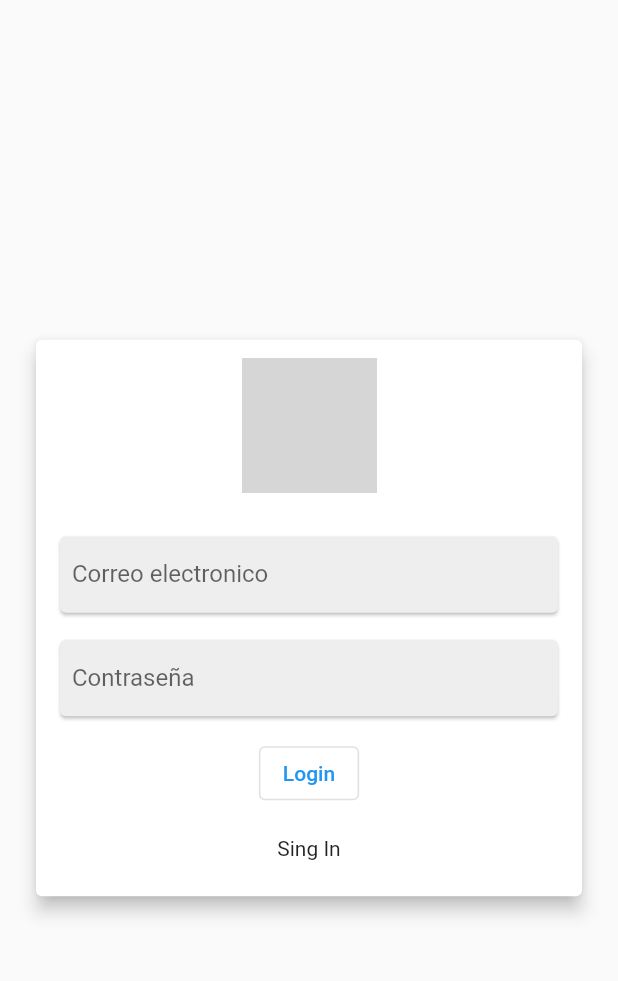
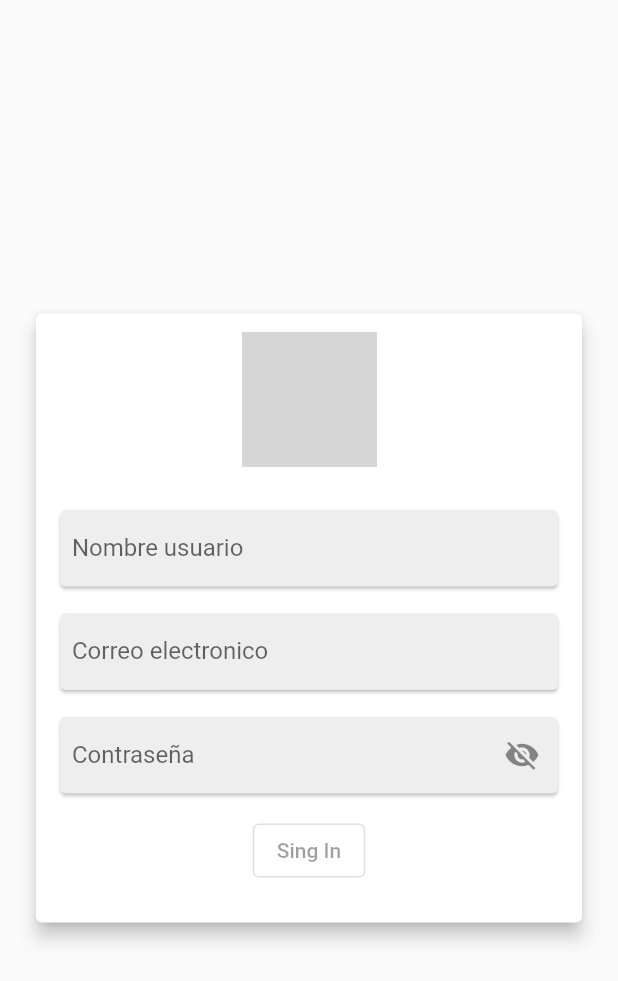
Before and after one commit to IvanZeroi96/FakeStore, a Flutter app: the screen it shows after launch, after a tap on "Sing In", on a phone screen of 412 x 824 dp. Shown: the top 981 px of the screen. Run offline on Flutter 3.47's test engine with Material 2 defaults, Android fonts, the phone set to English and light mode, and no system bars; our stand-ins replace get, shared_preferences; network calls fail; grey boxes are pictures that could not be loaded.

Commit message:
Login page

```diff
--- a/lib/controller/login/login_controller.dart
+++ b/lib/controller/login/login_controller.dart
@@ -1,6 +1,39 @@
 
+import 'package:flutter/material.dart';
 import 'package:get/get.dart';
 
 class LoginController extends GetxController{
 
+  final bool _isCompleteForm = false;
+  final GlobalKey<FormState> _formKey = GlobalKey<FormState>();
+  final TextEditingController _controllerEmail = TextEditingController();
+  final TextEditingController _controllerPass = TextEditingController();
+
+  bool get isCompleteForm => _isCompleteForm;
+  GlobalKey<FormState> get formKey => _formKey;
+  TextEditingController get controllerEmail => _controllerEmail;
+  TextEditingController get controllerPass => _controllerPass;
+
+  @override
+  void onInit() {
+    // TODO: implement onInit
+    super.onInit();
+  }
+
+  @override
+  void onReady() {
+    // TODO: implement onReady
+    super.onReady();
+  }
+
+  @override
+  void onClose() {
+    // TODO: implement onClose
+    super.onClose();
+  }
+
+
+  void goToSingIn(){
+    Get.toNamed('/singin');
+  }
 }
--- a/lib/controller/sing_in/singin_controller.dart
+++ b/lib/controller/sing_in/singin_controller.dart
@@ -1,6 +1,90 @@
-
+import 'package:flutter/cupertino.dart';
 import 'package:get/get.dart';
 
-class SingInController extends GetxController{
+class SingInController extends GetxController {
 
+  bool _isCompleteForm = false;
+  bool _isVisibilityPass = false;
+  final GlobalKey<FormState> _formKey = GlobalKey<FormState>();
+  final TextEditingController _controllerName = TextEditingController();
+  final TextEditingController _controllerEmail = TextEditingController();
+  final TextEditingController _controllerPass = TextEditingController();
+
+  bool get isCompleteForm => _isCompleteForm;
+  bool get isVisibilityPass => _isVisibilityPass;
+  GlobalKey<FormState> get formKey => _formKey;
+  TextEditingController get controllerName => _controllerName;
+  TextEditingController get controllerEmail => _controllerEmail;
+  TextEditingController get controllerPass => _controllerPass;
+
+  @override
+  void onInit() {
+    // TODO: implement onInit
+    super.onInit();
+  }
+
+  @override
+  void onReady() {
+    // TODO: implement onReady
+    super.onReady();
+  }
+
+  @override
+  void onClose() {
+    // TODO: implement onClose
+    super.onClose();
+  }
+
+  void changePasswordVisibility() {
+    _isVisibilityPass = !_isVisibilityPass;
+    update(['Password']);
+  }
+
+  String? validateUserName(String? value) {
+    if (value!.trim().isEmpty) {
+      return "Ingresa tu usuario.";
+    } else if (!GetUtils.isUsername(value)) {
+      return "Ingresa un usuario válido.";
+    }
+    return null;
+  }
+
+  String? validateEmail(String? value) {
+    if (value!.trim().isEmpty) {
+      return "Ingresa tu email.";
+    } else if (!GetUtils.isEmail(value)) {
+      return "Ingresa un email válido.";
+    }
+    return null;
+  }
+
+  String? validatePass(String? value) {
+    if (value!.trim().isEmpty) {
+      return "Ingresa tu contraseña.";
+    }
+    if (value.trim().length < 8) {
+      return "Tu contraseña debe tener al menos 8 digitos.";
+    }
+    return null;
+  }
+
+  void onChangeUserName(String? value) {
+    _validateBtnContinuar();
+  }
+  void onChangeEmail(String? value) {
+    _validateBtnContinuar();
+  }
+
+  void onChangePass(String? value) {
+    _validateBtnContinuar();
+  }
+
+  void _validateBtnContinuar(){
+    if(_formKey.currentState!.validate()){
+      _isCompleteForm = true;
+    }else{
+      _isCompleteForm = false;
+    }
+    update(['BtnRegister']);
+  }
 }
--- a/lib/view/login/login_page.dart
+++ b/lib/view/login/login_page.dart
@@ -38,7 +38,7 @@ class LoginPage extends StatelessWidget {
                           color: Colors.grey.shade200,
                           child: TextFormField(
                             cursorColor: Colors.black,
-                            decoration: _decorationText(),
+                            decoration: _decorationEmail(),
                           ),
                         ),
                         const SizedBox(
@@ -58,14 +58,14 @@ class LoginPage extends StatelessWidget {
                           height: 10,
                         ),
                         OutlinedButton(
-                          onPressed: () {},
+                          onPressed: _.isCompleteForm ? () {} : null,
                           child: Text(Localizationes.of(context)!.login),
                         ),
                         const SizedBox(
                           height: 18,
                         ),
                         InkWell(
-                          onTap: () {},
+                          onTap: () => _.goToSingIn(),
                           child: Text(
                             Localizationes.of(context)!.singIn,
                           ),
@@ -85,7 +85,7 @@ class LoginPage extends StatelessWidget {
     );
   }
 
-  InputDecoration _decorationText(){
+  InputDecoration _decorationEmail(){
     return const InputDecoration(
       labelText: 'Correo electronico',
       contentPadding: EdgeInsets.symmetric(
--- a/lib/view/sing_in/singin_page.dart
+++ b/lib/view/sing_in/singin_page.dart
@@ -1,5 +1,7 @@
 
 import 'package:fakestore/controller/sing_in/singin_controller.dart';
+import 'package:fakestore/model/l10n/l10n.dart';
+import 'package:fakestore/model/utils.dart';
 import 'package:flutter/material.dart';
 import 'package:get/get.dart';
 
@@ -12,9 +14,155 @@ class SingInPage extends StatelessWidget{
       init: SingInController(),
       builder: (_){
         return Scaffold(
-
+          body: Center(
+            child: SingleChildScrollView(
+              child: Padding(
+                padding: const EdgeInsets.all(20.0),
+                child: Form(
+                  autovalidateMode: AutovalidateMode.onUserInteraction,
+                  key: _.formKey,
+                  child: Card(
+                    elevation: 5,
+                    child: Padding(
+                      padding: const EdgeInsets.all(12.0),
+                      child: Column(
+                        children: [
+                          Image.network(
+                            Utils().imageLogo,
+                            width: 90,
+                            height: 90,
+                          ),
+                          const SizedBox(
+                            height: 25,
+                          ),
+                          Card(
+                            shape: RoundedRectangleBorder(
+                              borderRadius: BorderRadius.circular(4.0),
+                            ),
+                            color: Colors.grey.shade200,
+                            child: TextFormField(
+                              keyboardType: TextInputType.text,
+                              validator: _.validateUserName,
+                              onChanged: _.onChangeUserName,
+                              cursorColor: Colors.black,
+                              decoration: _decorationName(),
+                            ),
+                          ),
+                          const SizedBox(
+                            height: 10,
+                          ),
+                          Card(
+                            shape: RoundedRectangleBorder(
+                              borderRadius: BorderRadius.circular(4.0),
+                            ),
+                            color: Colors.grey.shade200,
+                            child: TextFormField(
+                              keyboardType: TextInputType.emailAddress,
+                              validator: _.validateEmail,
+                              onChanged: _.onChangeEmail,
+                              cursorColor: Colors.black,
+                              decoration: _decorationEmail(),
+                            ),
+                          ),
+                          const SizedBox(
+                            height: 10,
+                          ),
+                          Card(
+                            shape: RoundedRectangleBorder(
+                              borderRadius: BorderRadius.circular(4.0),
+                            ),
+                            color: Colors.grey.shade200,
+                            child: GetBuilder<SingInController>(
+                              id: 'Password',
+                              builder: (context) {
+                                return TextFormField(
+                                  keyboardType: TextInputType.text,
+                                  validator: _.validatePass,
+                                  onChanged: _.onChangePass,
+                                  obscureText: !_.isVisibilityPass,
+                                  cursorColor: Colors.black,
+                                  decoration: _decorationPass(_),
+                                );
+                              }
+                            ),
+                          ),
+                          const SizedBox(
+                            height: 10,
+                          ),
+                          GetBuilder<SingInController>(
+                            id: 'BtnRegister',
+                            builder: (_) {
+                              return OutlinedButton(
+                                onPressed: _.isCompleteForm ? () {} : null,
+                                child: Text(Localizationes.of(context)!.singIn),
+                              );
+                            }
+                          ),
+                          const SizedBox(
+                            height: 12,
+                          ),
+                        ],
+                      ),
+                    ),
+                  ),
+                ),
+              ),
+            ),
+          ),
         );
       },
     );
   }
+
+  InputDecoration _decorationName(){
+    return const InputDecoration(
+      labelText: 'Nombre usuario',
+      contentPadding: EdgeInsets.symmetric(
+        vertical: 8, horizontal: 8,),
+      isDense: false,
+      border: InputBorder.none,
+      disabledBorder: InputBorder.none,
+      enabledBorder: InputBorder.none,
+      focusedBorder: InputBorder.none,
+      errorBorder: InputBorder.none,
+      focusedErrorBorder: InputBorder.none,
+      counterText: '',
+    );
+  }
+
+  InputDecoration _decorationEmail(){
+    return const InputDecoration(
+      labelText: 'Correo electronico',
+      contentPadding: EdgeInsets.symmetric(
+        vertical: 8, horizontal: 8,),
+      isDense: false,
+      border: InputBorder.none,
+      disabledBorder: InputBorder.none,
+      enabledBorder: InputBorder.none,
+      focusedBorder: InputBorder.none,
+      errorBorder: InputBorder.none,
+      focusedErrorBorder: InputBorder.none,
+      counterText: '',
+    );
+  }
+
+  InputDecoration _decorationPass(SingInController _){
+    return InputDecoration(
+      contentPadding: const EdgeInsets.symmetric(
+        vertical: 8, horizontal: 8,),
+      labelText: 'Contraseña',
+      isDense: false,
+      suffixIcon: IconButton(
+          icon: !_.isVisibilityPass ? const Icon(Icons.visibility_off) : const Icon(Icons.visibility),
+          onPressed: _.changePasswordVisibility,
+      ),
+      border: InputBorder.none,
+      disabledBorder: InputBorder.none,
+      enabledBorder: InputBorder.none,
+      focusedBorder: InputBorder.none,
+      errorBorder: InputBorder.none,
+      focusedErrorBorder: InputBorder.none,
+      counterText: '',
+    );
+  }
 }
--- a/pubspec.yaml
+++ b/pubspec.yaml
@@ -40,6 +40,7 @@ dependencies:
   cupertino_icons: ^1.0.2
   get: ^4.6.5
   shared_preferences: ^2.0.16
+  http: ^0.13.5
 
 dev_dependencies:
   flutter_test:
```
